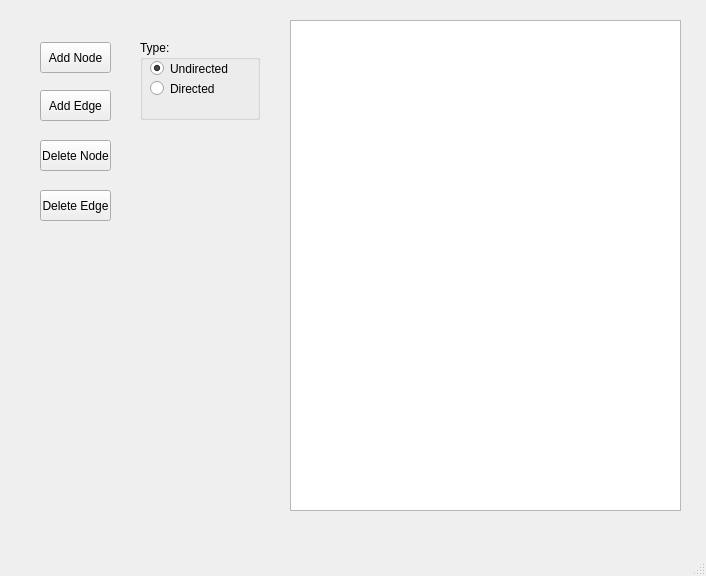
Qt form main.ui (darkhunterLearning/Statistical-Learning-Project) before a commit.
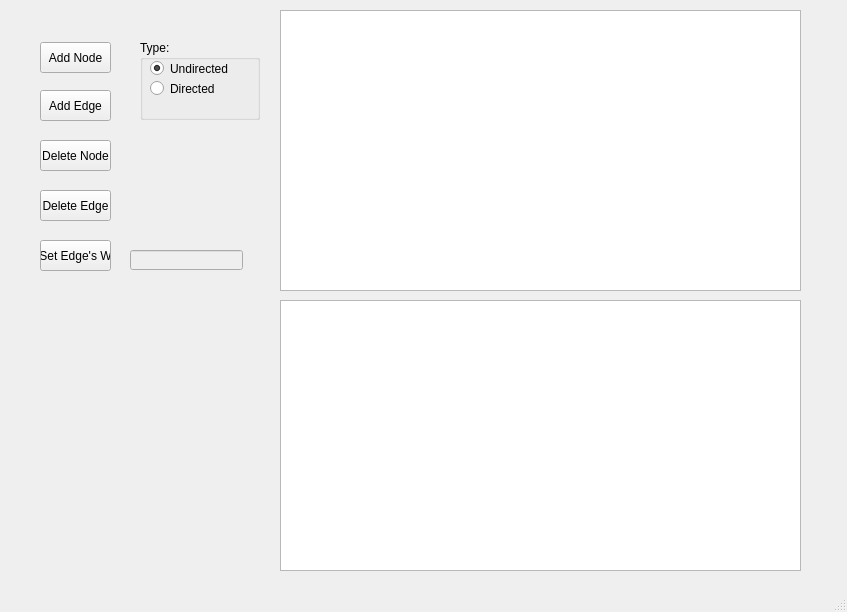
The same form after that commit.

Commit message: set weight edge feature

Patch:
```diff
--- a/main.ui
+++ b/main.ui
@@ -6,21 +6,24 @@
    <rect>
     <x>0</x>
     <y>0</y>
-    <width>706</width>
-    <height>576</height>
+    <width>847</width>
+    <height>612</height>
    </rect>
   </property>
   <property name="windowTitle">
    <string>Project</string>
   </property>
   <widget class="QWidget" name="centralwidget">
-   <widget class="QGraphicsView" name="graphicsView">
+   <widget class="QGraphicsView" name="undirectedView">
+    <property name="enabled">
+     <bool>true</bool>
+    </property>
     <property name="geometry">
      <rect>
-      <x>290</x>
-      <y>20</y>
-      <width>391</width>
-      <height>491</height>
+      <x>280</x>
+      <y>10</y>
+      <width>521</width>
+      <height>281</height>
      </rect>
     </property>
     <property name="mouseTracking">
@@ -121,6 +124,54 @@
      </property>
     </widget>
    </widget>
+   <widget class="QGraphicsView" name="directedView">
+    <property name="enabled">
+     <bool>true</bool>
+    </property>
+    <property name="geometry">
+     <rect>
+      <x>280</x>
+      <y>300</y>
+      <width>521</width>
+      <height>271</height>
+     </rect>
+    </property>
+    <property name="cursor" stdset="0">
+     <cursorShape>ArrowCursor</cursorShape>
+    </property>
+    <property name="mouseTracking">
+     <bool>true</bool>
+    </property>
+   </widget>
+   <widget class="QPushButton" name="btn_5">
+    <property name="geometry">
+     <rect>
+      <x>40</x>
+      <y>240</y>
+      <width>71</width>
+      <height>31</height>
+     </rect>
+    </property>
+    <property name="text">
+     <string>Set Edge's W</string>
+    </property>
+   </widget>
+   <widget class="QLineEdit" name="textbox">
+    <property name="enabled">
+     <bool>false</bool>
+    </property>
+    <property name="geometry">
+     <rect>
+      <x>130</x>
+      <y>250</y>
+      <width>113</width>
+      <height>20</height>
+     </rect>
+    </property>
+    <property name="text">
+     <string/>
+    </property>
+   </widget>
   </widget>
   <widget class="QMenuBar" name="menubar">
    <property name="geometry">
```
Left out of the diff: 5 changed lines with no effect on the pictures. The commit also changes 1 other file.
